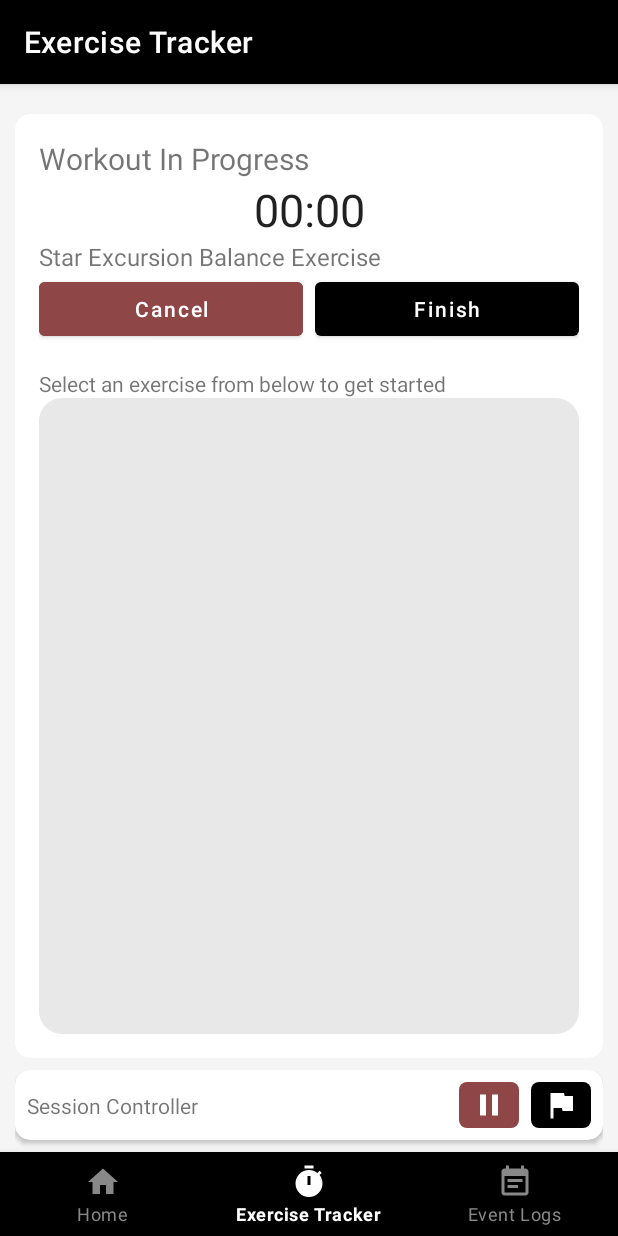
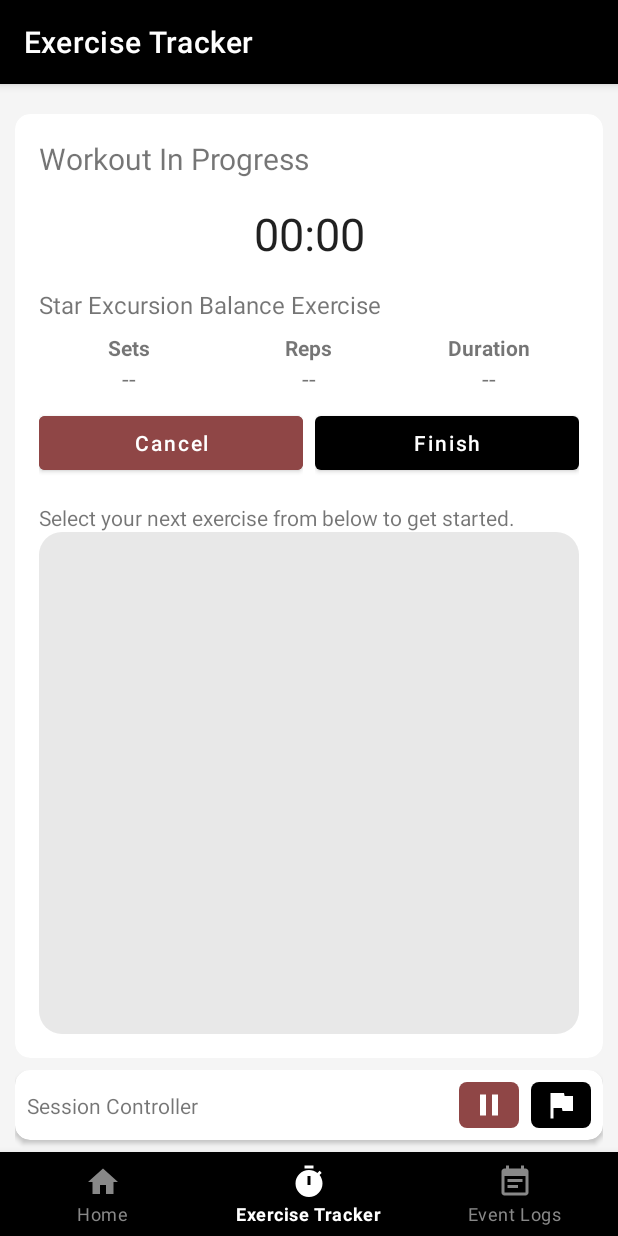
Before and after one commit to karenlinky/physio-tracker, an Android app: the DashboardFragment screen opened through its navigation route, on a phone screen of 412 x 824 dp. Run offline under Robolectric (Android 15) with nearby library versions, the phone set to English and light mode, and no system bars; our stand-ins replace Room's generated code, navigation-ui.

Commit message:
set up exercise details fragment in tracker page

```diff
--- a/app/src/main/java/com/kykarenlin/physiotracker/ui/commonfragments/ExerciseDetailsFragment.java
+++ b/app/src/main/java/com/kykarenlin/physiotracker/ui/commonfragments/ExerciseDetailsFragment.java
@@ -24,6 +24,13 @@ import java.util.concurrent.TimeUnit;
  */
 public class ExerciseDetailsFragment extends Fragment {
 
+    public static final String DEFAULT_VALUE = "--";
+
+    private static final String ARG_NUM_SETS = "numSets";
+    private static final String ARG_NUM_REPS = "numReps";
+    private static final String ARG_DURATION = "duration";
+    private static final String ARG_DURATION_UNIT = "durationUnit";
+
     private String numSets;
     private int numReps;
     private int duration;
@@ -32,19 +39,21 @@ public class ExerciseDetailsFragment extends Fragment {
 
     private FragmentExerciseDetailsBinding binding;
 
-    public ExerciseDetailsFragment() {
-        this.numSets = "0";
-        this.numReps = 0;
-        this.duration = 0;
-        this.durationUnit = "s";
-    }
+    public ExerciseDetailsFragment() {}
 
-    public static ExerciseDetailsFragment newInstance() {
-        return new ExerciseDetailsFragment();
+    public static ExerciseDetailsFragment newInstance(String numSets, int numReps, int duration, String durationUnit) {
+        ExerciseDetailsFragment fragment = new ExerciseDetailsFragment();
+        Bundle args = new Bundle();
+        args.putString(ARG_NUM_SETS, numSets);
+        args.putInt(ARG_NUM_REPS, numReps);
+        args.putInt(ARG_DURATION, duration);
+        args.putString(ARG_DURATION_UNIT, durationUnit);
+        fragment.setArguments(args);
+        return fragment;
     }
 
     public static String getDurationTxt(int duration, String durationUnit) {
-        String strDuration = "--";
+        String strDuration = ExerciseDetailsFragment.DEFAULT_VALUE;
         if (duration != 0) {
             strDuration = duration + durationUnit;
         }
@@ -56,7 +65,11 @@ public class ExerciseDetailsFragment extends Fragment {
             return;
         }
         binding.txtNumSets.setText(numSets);
-        binding.txtNumReps.setText(String.valueOf(numReps));
+        if (numReps == 0) {
+            binding.txtNumReps.setText(ExerciseDetailsFragment.DEFAULT_VALUE);
+        } else {
+            binding.txtNumReps.setText(String.valueOf(numReps));
+        }
         String strDuration = ExerciseDetailsFragment.getDurationTxt(duration, durationUnit);
         binding.txtDuration.setText(strDuration);
     }
@@ -67,6 +80,17 @@ public class ExerciseDetailsFragment extends Fragment {
         this.duration = duration;
         this.durationUnit = durationUnit;
         updateView();
+    }
+
+    @Override
+    public void onCreate(Bundle savedInstanceState) {
+        super.onCreate(savedInstanceState);
+        if (getArguments() != null) {
+            numSets = getArguments().getString(ARG_NUM_SETS);
+            numReps = getArguments().getInt(ARG_NUM_REPS);
+            duration = getArguments().getInt(ARG_DURATION);
+            durationUnit = getArguments().getString(ARG_DURATION_UNIT);
+        }
     }
 
     @Override
--- a/app/src/main/java/com/kykarenlin/physiotracker/ui/exercisetracker/DashboardFragment.java
+++ b/app/src/main/java/com/kykarenlin/physiotracker/ui/exercisetracker/DashboardFragment.java
@@ -1,4 +1,6 @@
 package com.kykarenlin.physiotracker.ui.exercisetracker;
+
+import static com.kykarenlin.physiotracker.ui.commonfragments.ExerciseDetailsFragment.DEFAULT_VALUE;
 
 import android.os.Bundle;
 import android.view.LayoutInflater;
@@ -10,7 +12,9 @@ import androidx.annotation.NonNull;
 import androidx.fragment.app.Fragment;
 import androidx.lifecycle.ViewModelProvider;
 
+import com.kykarenlin.physiotracker.R;
 import com.kykarenlin.physiotracker.databinding.FragmentExerciseTrackerBinding;
+import com.kykarenlin.physiotracker.ui.commonfragments.ExerciseDetailsFragment;
 
 public class DashboardFragment extends Fragment {
 
@@ -24,8 +28,13 @@ public class DashboardFragment extends Fragment {
         binding = FragmentExerciseTrackerBinding.inflate(inflater, container, false);
         View root = binding.getRoot();
 
-//        final TextView textView = binding.textDashboard;
-//        dashboardViewModel.getText().observe(getViewLifecycleOwner(), textView::setText);
+        ExerciseDetailsFragment exerciseDetailsFragment = ExerciseDetailsFragment.newInstance(
+                DEFAULT_VALUE, 0, 0, "s");
+
+        getActivity().getSupportFragmentManager().beginTransaction()
+                .replace(R.id.trackerDetailsPlaceholder, exerciseDetailsFragment)
+                .commit();
+
         return root;
     }
 
--- a/app/src/main/java/com/kykarenlin/physiotracker/ui/home/ViewExerciseFragment.java
+++ b/app/src/main/java/com/kykarenlin/physiotracker/ui/home/ViewExerciseFragment.java
@@ -121,13 +121,11 @@ public class ViewExerciseFragment extends BaseFragment {
                 int duration = exercise.getRepDuration();
                 String durationUnit = exercise.getRepDurationUnit();
 
-                ExerciseDetailsFragment exerciseDetailsFragment = ExerciseDetailsFragment.newInstance();
+                ExerciseDetailsFragment exerciseDetailsFragment = ExerciseDetailsFragment.newInstance(numSets, numReps, duration, durationUnit);
 
                 fragmentActivity.getSupportFragmentManager().beginTransaction()
                         .replace(R.id.viewExerciseDetailsPlaceholder, exerciseDetailsFragment)
                         .commit();
-
-                exerciseDetailsFragment.updateValues(numSets, numReps, duration, durationUnit);
 
                 String videoUrl = exercise.getVideoUrl();
 
--- a/app/src/main/res/layout/fragment_exercise_tracker.xml
+++ b/app/src/main/res/layout/fragment_exercise_tracker.xml
@@ -39,6 +39,7 @@
                     android:textSize="20sp" />
 
                 <Chronometer
+                    android:layout_marginVertical="16dp"
                     android:id="@+id/cnmtTracker"
                     android:layout_width="match_parent"
                     android:layout_height="wrap_content"
--- a/app/src/main/res/values/strings.xml
+++ b/app/src/main/res/values/strings.xml
@@ -19,7 +19,7 @@
     <string name="lbl_save">Save</string>
     <string name="lbl_cancel_exercise">Cancel</string>
     <string name="lbl_finish_exercise">Finish</string>
-    <string name="str_select_exercise_hint">Select an exercise from below to get started</string>
+    <string name="str_select_exercise_hint">Select your next exercise from below to get started.</string>
     <string-array name="units">
         <item>s</item>
         <item>min</item>
```
Also changed, not shown: app/src/main/java/com/kykarenlin/physiotracker/ui/commonfragments/BlankFragment.java (added, +66 -0 lines), app/src/main/res/layout/fragment_blank.xml (added, +14 -0 lines).
